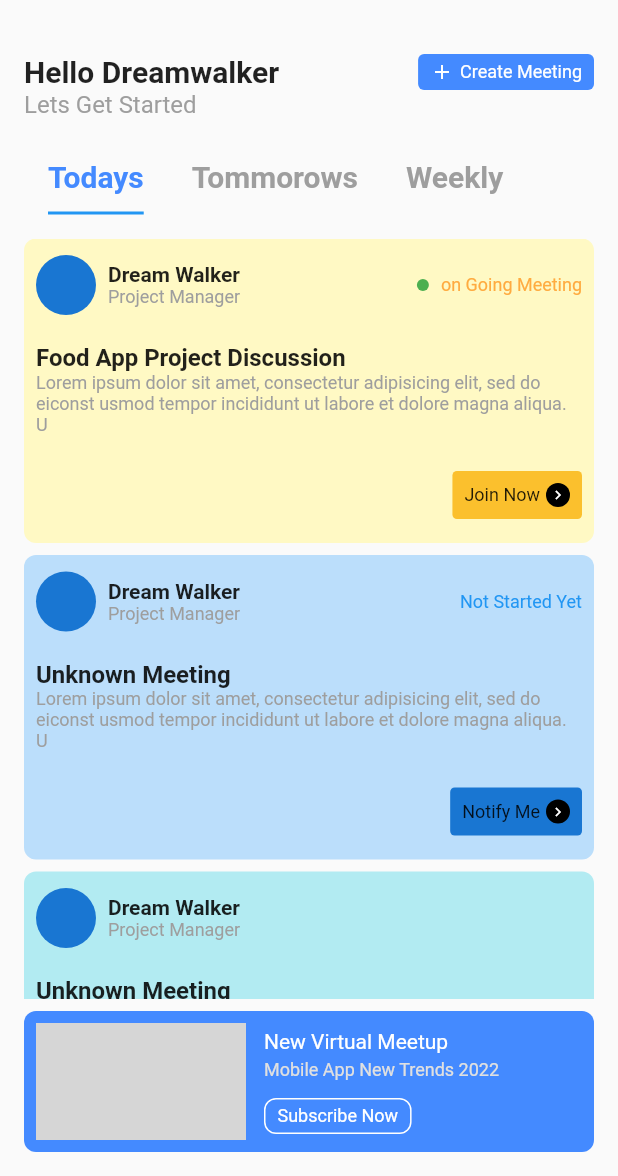
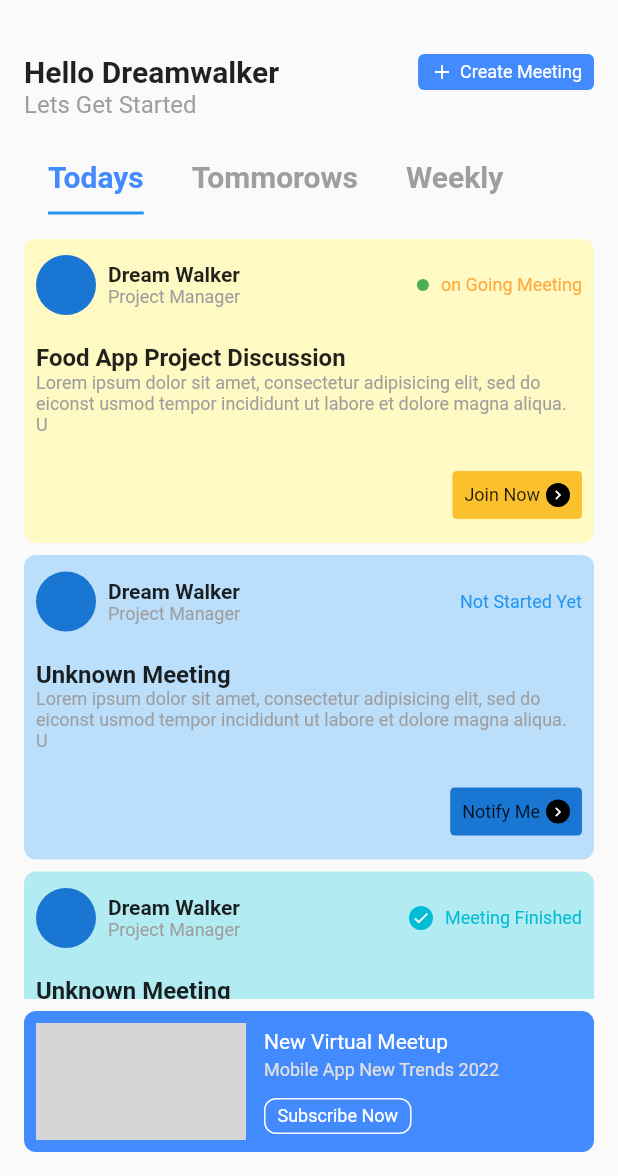
Before and after one commit to JAICHANGPARK/flutter_notebook_19th_story, a Flutter app: the screen it shows after launch, on a phone screen of 412 x 824 dp, the part 60-1236 px from its top. Run offline on Flutter 3.47's test engine with Material 2 defaults, Android fonts, the phone set to English and light mode, and no system bars; our stand-ins replace bubble_tab_indicator, cached_network_image, countup, fl_chart, flutter_riverpod, freezed_annotation and 2 more; network calls fail; grey boxes are pictures that could not be loaded.

Commit message:
Update meeting_state_widget.dart

```diff
--- a/lib/ep1139_office_meeting_app/src/ui/widgets/meeting_state_widget.dart
+++ b/lib/ep1139_office_meeting_app/src/ui/widgets/meeting_state_widget.dart
@@ -35,8 +35,29 @@ class MeetingStateWidget extends StatelessWidget {
     } else if (enumMeetingState == EnumMeetingState.notYet) {
       return Row(
         children: [
-           Text(
+          Text(
             "Not Started Yet",
+            style: TextStyle(
+              color: color,
+              fontSize: 12,
+            ),
+          )
+        ],
+      );
+    } else if (enumMeetingState == EnumMeetingState.done) {
+      return Row(
+        children: [
+          CircleAvatar(
+            radius: 8,
+            backgroundColor: color,
+            foregroundColor: Colors.white,
+            child: Icon(Icons.check, size: 12,),
+          ),
+          SizedBox(
+            width: 8,
+          ),
+          Text(
+            "Meeting Finished",
             style: TextStyle(
               color: color,
               fontSize: 12,
```
